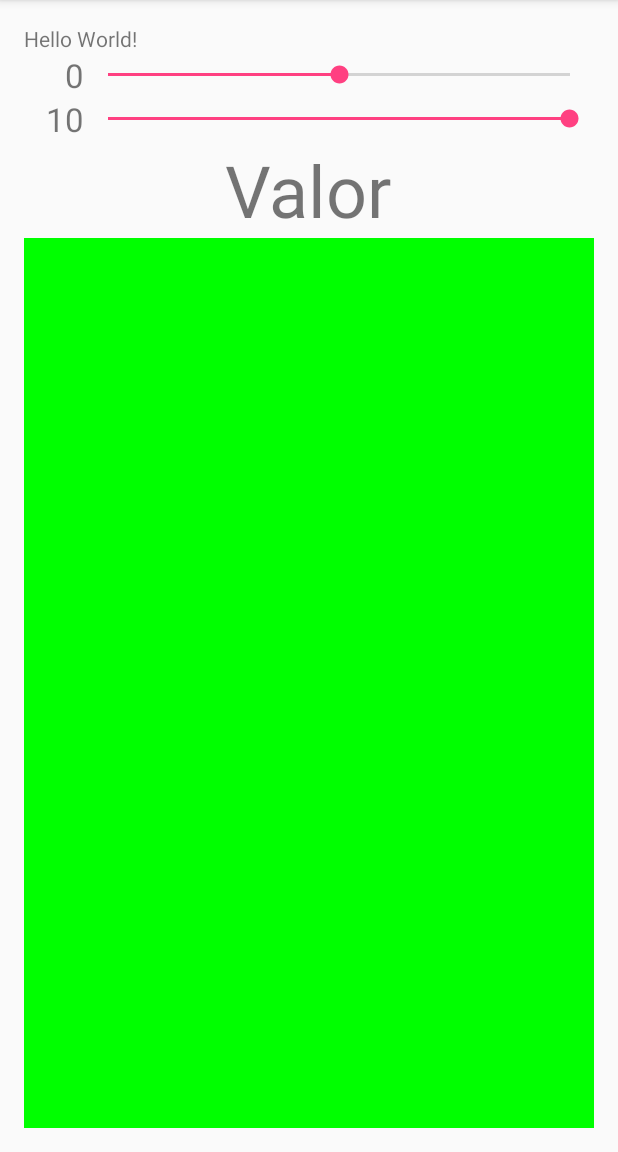
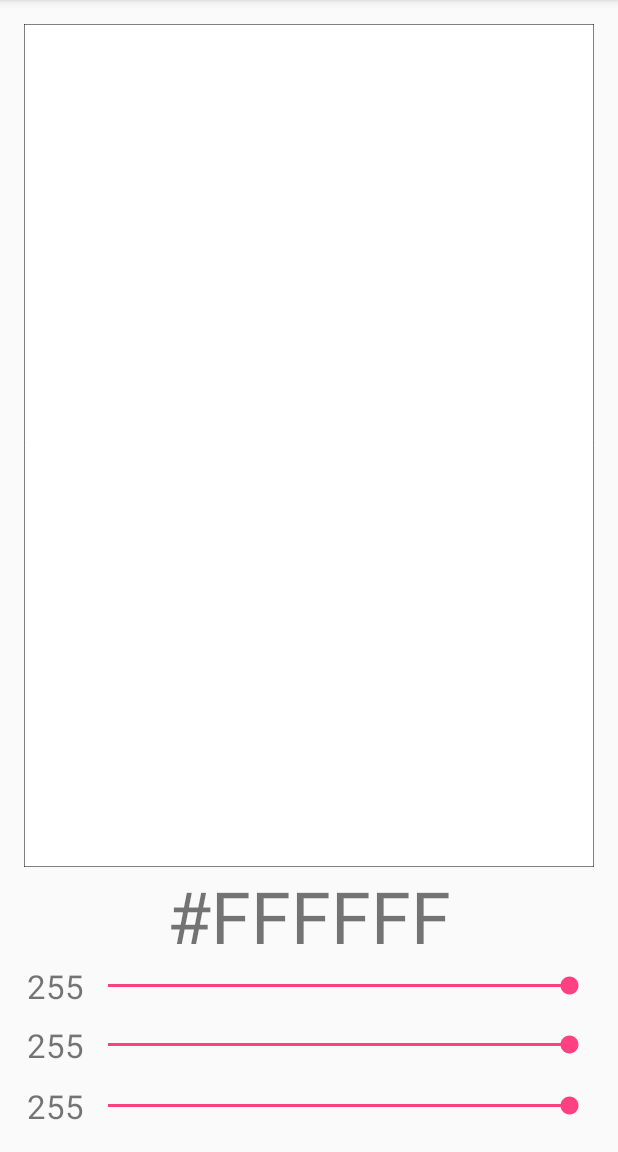
Before and after one commit to serek9/vistaComposta, an Android app: the screen it shows after launch (MainActivity), on a phone screen of 412 x 824 dp, the part 84-1236 px from its top. Run offline under Robolectric (Android 15) with nearby library versions, the phone set to English and light mode, and no system bars.

```diff
--- a/app/src/main/java/com/example/dam/vistacomposta/ColorView.java
+++ b/app/src/main/java/com/example/dam/vistacomposta/ColorView.java
@@ -3,6 +3,7 @@ package com.example.dam.vistacomposta;
 import android.content.Context;
 import android.graphics.Canvas;
 import android.graphics.Color;
+import android.graphics.Paint;
 import android.util.AttributeSet;
 import android.view.View;
 
@@ -14,16 +15,21 @@ public class ColorView extends View implements View.OnClickListener{
         public void colorChanged(View view, int color);
     }
     private OnColorChangedListener listener;
+    private Paint paint;
     public ColorView(Context context) {this(context, null, 0);}
     public ColorView(Context context, AttributeSet attrs) {this(context, attrs, 0);}
     public ColorView(Context context, AttributeSet attrs, int defStyleAttr) {
         super(context, attrs, defStyleAttr);
         color = Color.GREEN;
         this.setOnClickListener(this);
+        paint = new Paint();
+        paint.setColor(Color.BLACK);
+        paint.setStyle(Paint.Style.STROKE);
     }
 
     @Override public void draw(Canvas canvas){
         canvas.drawColor(color);
+        canvas.drawRect(0,0, getWidth(), getHeight(), paint);
     }
 
     public int getColor() {return color;}
--- a/app/src/main/java/com/example/dam/vistacomposta/MainActivity.java
+++ b/app/src/main/java/com/example/dam/vistacomposta/MainActivity.java
@@ -1,5 +1,7 @@
 package com.example.dam.vistacomposta;
 
+import android.content.SharedPreferences;
+import android.graphics.Color;
 import android.support.v7.app.AppCompatActivity;
 import android.os.Bundle;
 import android.view.View;
@@ -8,7 +10,7 @@ import android.widget.TextView;
 
 public class MainActivity extends AppCompatActivity implements SeekBar.OnSeekBarChangeListener, ColorView.OnColorChangedListener {
 
-    private EditNumber editNumber1, editNumber2;
+    private EditNumber editNumber1, editNumber2, editNumber3;
     private TextView resultText;
     private ColorView colorView;
 
@@ -18,28 +20,56 @@ public class MainActivity extends AppCompatActivity implements SeekBar.OnSeekBar
         setContentView(R.layout.activity_main);
         editNumber1 = (EditNumber) findViewById(R.id.editNumber1);
         editNumber2 = (EditNumber) findViewById(R.id.editNumber2);
+        editNumber3 = (EditNumber) findViewById(R.id.editNumber3);
         resultText = (TextView) findViewById(R.id.resultText);
-        editNumber1.setMin(-15);
-        editNumber1.setMax(15);
+        editNumber1.setMin(0); editNumber1.setMax(255);
+        editNumber2.setMin(0); editNumber2.setMax(255);
+        editNumber3.setMin(0); editNumber3.setMax(255);
         editNumber1.setValue(0);
-        editNumber2.setValue(27);
-        resultText.setText("Valor");
+        editNumber2.setValue(0);
+        editNumber3.setValue(0);
         editNumber1.setOnSeekBarChangeListener(this);
         editNumber2.setOnSeekBarChangeListener(this);
+        editNumber3.setOnSeekBarChangeListener(this);
         colorView = (ColorView) findViewById(R.id.colorView);
         colorView.setOnColorChangedListener(this);
     }
 
+    @Override public void onResume(){
+        super.onResume();
+        SharedPreferences prefs = getPreferences(MODE_PRIVATE);
+        int color = prefs.getInt("color", Color.WHITE);
+        colorView.setColor(color);
+        colorChanged(null, color);
+    }
+
+    @Override public void onPause(){
+        int color = colorView.getColor();
+        SharedPreferences prefs = getPreferences(MODE_PRIVATE);
+        SharedPreferences.Editor editor = prefs.edit();
+        editor.putInt("color", color);
+        editor.apply();
+        super.onPause();
+    }
+
     @Override
     public void onProgressChanged(SeekBar seekBar, int progress, boolean fromUser) {
-        int resultat = editNumber1.getValue() + editNumber2.getValue();
-        resultText.setText("" + resultat);
+        int r = editNumber1.getValue();
+        int g = editNumber2.getValue();
+        int b = editNumber3.getValue();
+        int color = Color.rgb(r, g, b);
+        colorView.setColor(color);
+        colorChanged(null, color);
     }
     @Override public void onStartTrackingTouch(SeekBar seekBar) {}
     @Override public void onStopTrackingTouch(SeekBar seekBar) {}
 
     @Override
     public void colorChanged(View view, int color) {
+        int r = Color.red(color);
+        int g = Color.green(color);
+        int b = Color.blue(color);
+        editNumber1.setValue(r); editNumber2.setValue(g); editNumber3.setValue(b);
         resultText.setText("#" +String.format("%06X", color).substring(2, 8));
     }
 }
--- a/app/src/main/res/layout/activity_main.xml
+++ b/app/src/main/res/layout/activity_main.xml
@@ -10,33 +10,50 @@
     android:paddingTop="@dimen/activity_vertical_margin"
     tools:context="com.example.dam.vistacomposta.MainActivity">
 
-    <TextView
+    <view
         android:layout_width="wrap_content"
         android:layout_height="wrap_content"
-        android:text="Hello World!"
-        android:id="@+id/textView2" />
+        class="com.example.dam.vistacomposta.ColorView"
+        android:id="@+id/colorView"
+        android:layout_alignParentTop="true"
+        android:layout_above="@+id/resultText"
+        android:layout_alignParentLeft="true"
+        android:layout_alignParentStart="true" />
 
     <view
         android:layout_width="wrap_content"
         android:layout_height="wrap_content"
         class="com.example.dam.vistacomposta.EditNumber"
-        android:layout_below="@+id/textView2"
-        android:id="@+id/editNumber1"
+        android:id="@+id/editNumber3"
+        android:layout_alignParentBottom="true"
         android:layout_alignParentRight="true"
         android:layout_alignParentEnd="true"
-        android:layout_alignParentStart="true"
-        android:layout_alignParentLeft="true"/>
+        android:layout_alignParentLeft="true"
+        android:layout_alignParentStart="true" />
 
     <view
         android:layout_width="wrap_content"
         android:layout_height="wrap_content"
         class="com.example.dam.vistacomposta.EditNumber"
-        android:layout_below="@+id/editNumber1"
         android:id="@+id/editNumber2"
+        android:layout_above="@+id/editNumber3"
+        android:layout_marginBottom="11dp"
         android:layout_alignParentRight="true"
         android:layout_alignParentEnd="true"
-        android:layout_alignParentStart="true"
-        android:layout_alignParentLeft="true"/>
+        android:layout_alignParentLeft="true"
+        android:layout_alignParentStart="true" />
+
+    <view
+        android:layout_width="wrap_content"
+        android:layout_height="wrap_content"
+        class="com.example.dam.vistacomposta.EditNumber"
+        android:id="@+id/editNumber1"
+        android:layout_above="@+id/editNumber2"
+        android:layout_alignParentRight="true"
+        android:layout_alignParentEnd="true"
+        android:layout_marginBottom="10dp"
+        android:layout_alignParentLeft="true"
+        android:layout_alignParentStart="true" />
 
     <TextView
         android:text="0"
@@ -44,16 +61,6 @@
         android:layout_height="wrap_content"
         android:id="@+id/resultText"
         android:textSize="48sp"
-        android:layout_below="@+id/editNumber2"
+        android:layout_above="@+id/editNumber1"
         android:layout_centerHorizontal="true" />
-
-    <view
-        android:layout_width="wrap_content"
-        android:layout_height="wrap_content"
-        class="com.example.dam.vistacomposta.ColorView"
-        android:id="@+id/colorView"
-        android:layout_alignParentBottom="true"
-        android:layout_alignParentLeft="true"
-        android:layout_alignParentStart="true"
-        android:layout_below="@+id/resultText" />
 </RelativeLayout>
```
